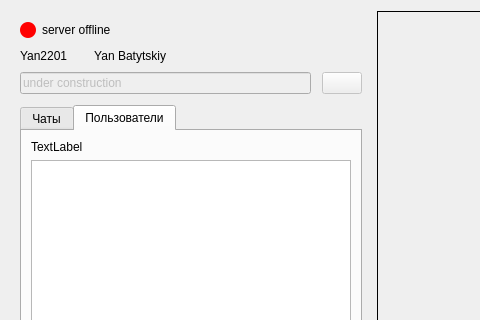
The window that Shark_UI/screen_main_work.ui (YanBatytskiy/Shark_3_0_Qt) describes before a commit, drawn with Qt 5; both pictures show x 0 to 480 and y 0 to 320 of the 1044 by 812 pixel window.
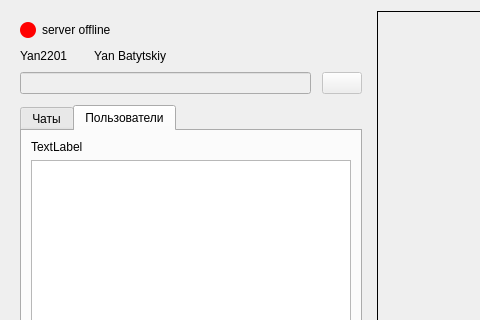
The same window after the commit. The open tabs and pages were chosen to show the change. Icons and pictures are not drawn. Custom widgets are drawn as their Qt base class.

Patch:
```diff
--- a/Shark_UI/screen_main_work.ui
+++ b/Shark_UI/screen_main_work.ui
@@ -182,7 +182,7 @@
            <number>-5</number>
           </property>
           <property name="text">
-           <string>under construction</string>
+           <string/>
           </property>
          </widget>
         </item>
```
Left out of the diff: 2 changed lines with no effect on the pictures.
